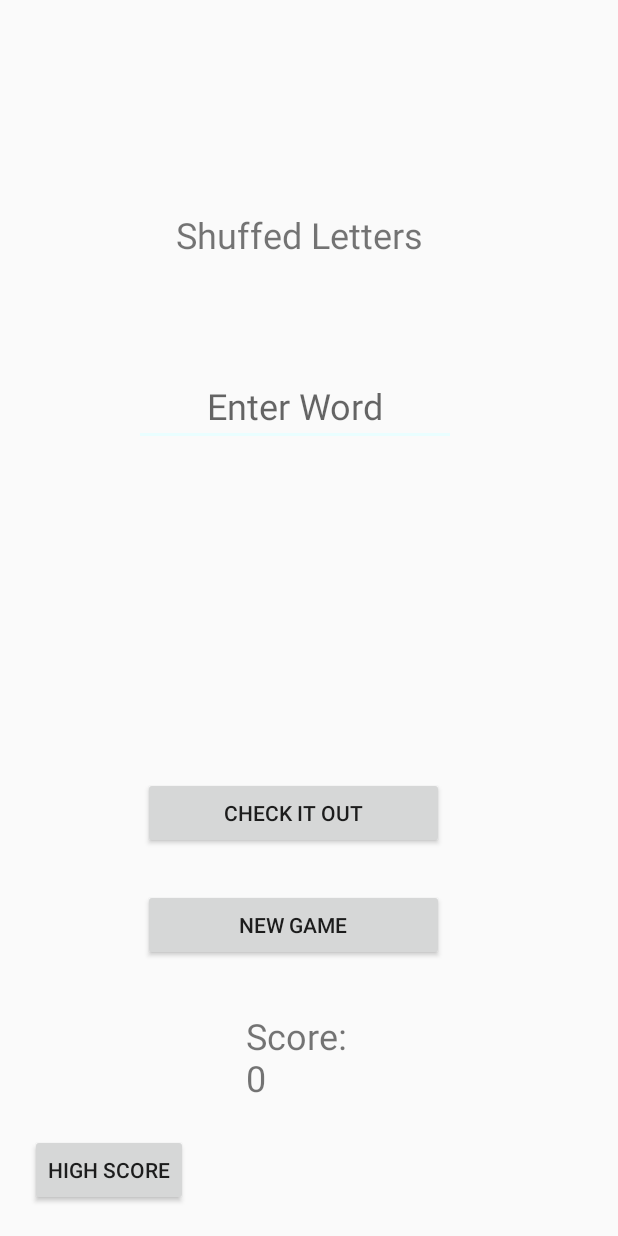
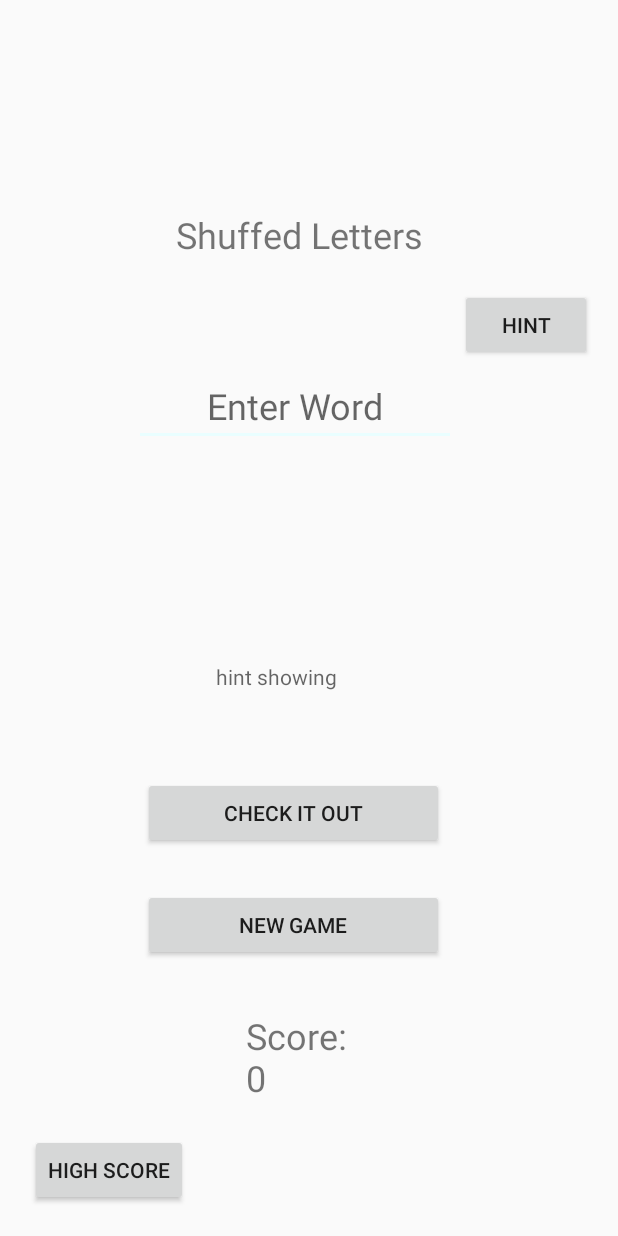
Before and after one commit to TAMMYLE/WordAddicts, an Android app: the layout activity_main.xml on its own in the app's theme, with its tools: preview values and no code run, on a phone screen of 412 x 824 dp. Run offline under Robolectric (Android 15) with nearby library versions, the light colour scheme and no system bars.

Commit message:
Hint Function added

```diff
--- a/app/src/main/res/layout/activity_main.xml
+++ b/app/src/main/res/layout/activity_main.xml
@@ -108,4 +108,28 @@
         android:layout_marginLeft="20dp"
         android:text="HIGH SCORE"/>
 
+    <Button
+        android:id="@+id/hint"
+        android:layout_width="wrap_content"
+        android:layout_height="wrap_content"
+        android:layout_alignParentEnd="true"
+        android:layout_alignParentRight="true"
+        android:layout_alignParentBottom="true"
+        android:layout_marginEnd="17dp"
+        android:layout_marginRight="17dp"
+        android:layout_marginBottom="583dp"
+        android:text="Hint" />
+
+    <TextView
+        android:id="@+id/hintField"
+        android:layout_width="wrap_content"
+        android:layout_height="wrap_content"
+        android:layout_above="@+id/check"
+        android:layout_alignParentEnd="true"
+        android:layout_alignParentRight="true"
+        android:layout_marginEnd="187dp"
+        android:layout_marginRight="187dp"
+        android:layout_marginBottom="57dp"
+        android:hint="hint showing" />
+
 </RelativeLayout>
```
Also changed, not shown: app/src/main/java/com/example/wordaddicts/LettersStorage.java (+33 -1 lines), app/src/main/java/com/example/wordaddicts/MainActivity.java (+21 -3 lines).
